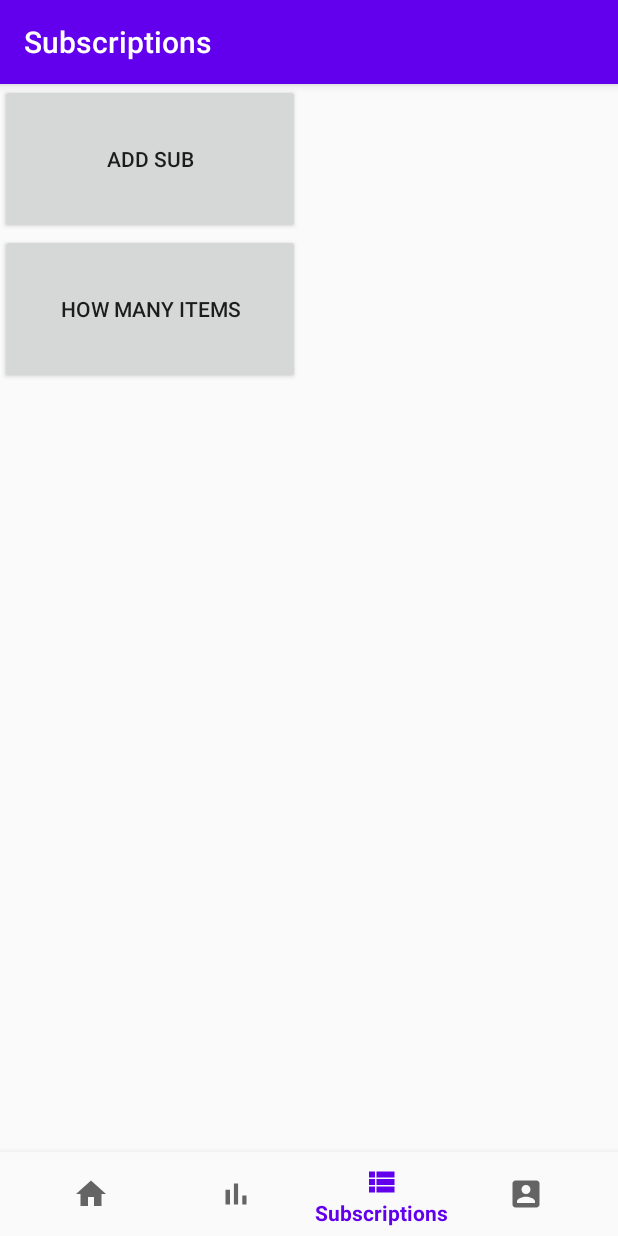
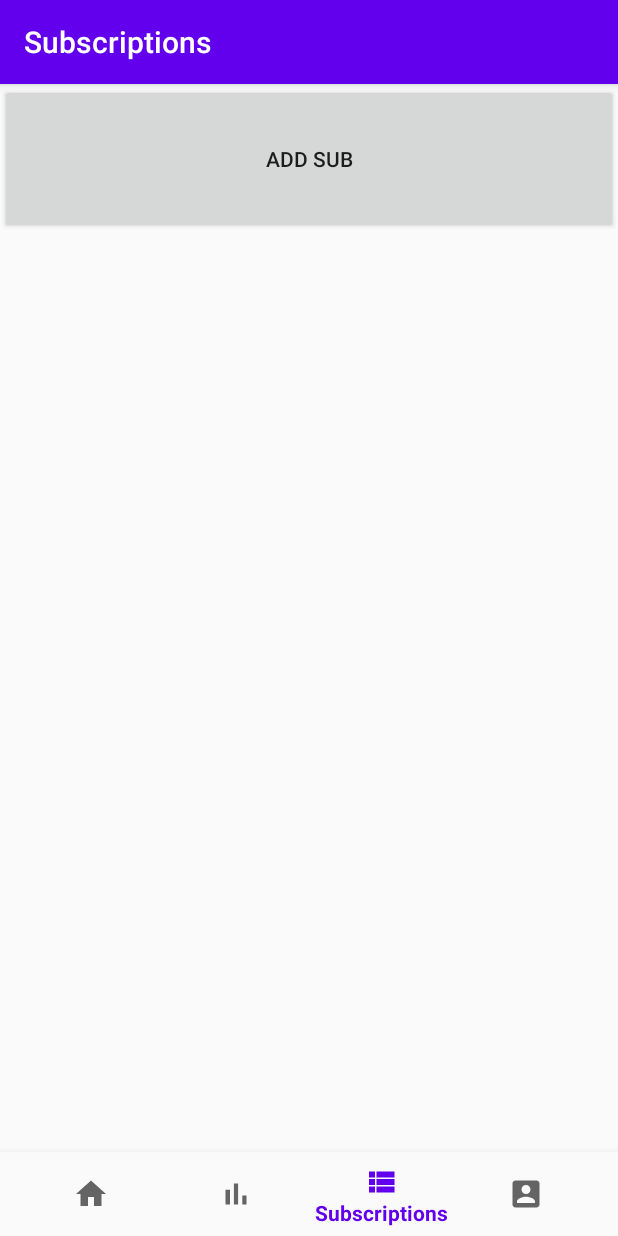
Before and after one commit to Marvin2611/SubscriptionApp, an Android app: the SubListFragment screen opened through its navigation route, on a phone screen of 412 x 824 dp. Run offline under Robolectric (Android 15) with nearby library versions, the phone set to English and light mode, and no system bars; our stand-ins replace navigation-ui; libraries missing offline, so code that uses them is left out: com.github.mikephil.charting; 12 statements that could not run were skipped.

Commit message:
Fixed Subscription Design

```diff
--- a/app/src/main/java/com/example/subscriptionapp/ui/sublist/SubListFragment.kt
+++ b/app/src/main/java/com/example/subscriptionapp/ui/sublist/SubListFragment.kt
@@ -38,11 +38,6 @@ class SubListFragment : Fragment() {
             findNavController().navigate(R.id.action_navigation_sublist_to_navigation_sublistadd)
         }
 
-        val button2 = root.findViewById(R.id.navigation_sublist_amount) as Button
-        button2.setOnClickListener{
-            Toast.makeText(activity?.applicationContext,"How many items: " + model.list.count(), Toast.LENGTH_SHORT).show()
-        }
-
         val listView: ListView = root.findViewById(R.id.sublist_view)
 
         val adapter:ArrayAdapter<AboViewModel> = ArrayAdapter(root.context,android.R.layout.simple_list_item_1,model.list)
--- a/app/src/main/res/layout/fragment_sublist.xml
+++ b/app/src/main/res/layout/fragment_sublist.xml
@@ -11,21 +11,17 @@
         android:layout_height="match_parent"
         android:orientation="vertical">
 
-        <Button
-            android:id="@+id/navigation_sublistadd_button"
-            android:layout_height="100dp"
-            android:layout_width="200dp"
-            android:text="@string/button_sublistadd" />
-        <Button
-            android:id="@+id/navigation_sublist_amount"
-            android:layout_height="100dp"
-            android:layout_width="200dp"
-            android:text="How many items"/>
-
         <ListView
             android:id="@+id/sublist_view"
             android:layout_width="match_parent"
             android:layout_height="wrap_content"
-            android:drawSelectorOnTop="false"/>
+            android:drawSelectorOnTop="false" />
+
+        <Button
+            android:id="@+id/navigation_sublistadd_button"
+            android:layout_width="match_parent"
+            android:layout_height="100dp"
+            android:text="@string/button_sublistadd" />
+
     </LinearLayout>
 </androidx.constraintlayout.widget.ConstraintLayout>
```
